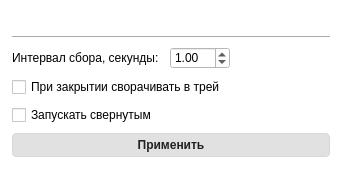
First picture: the form in windows/settings.ui, repository treepoint/AveTemp, before the edit.
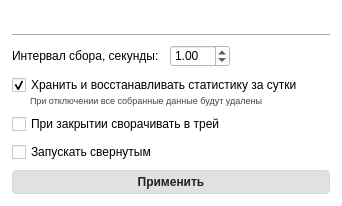
Second picture: the form after the edit.

Commit message: Feature: store date for 24 hours into file

What changed in the file:
```diff
--- a/windows/settings.ui
+++ b/windows/settings.ui
@@ -10,7 +10,7 @@
     <x>0</x>
     <y>0</y>
     <width>342</width>
-    <height>169</height>
+    <height>206</height>
    </rect>
   </property>
   <property name="windowTitle">
@@ -101,6 +101,51 @@
      </item>
     </layout>
    </item>
+   <item>
+    <layout class="QVBoxLayout" name="verticalLayout_2">
+     <property name="spacing">
+      <number>0</number>
+     </property>
+     <item>
+      <widget class="QCheckBox" name="checkBoxStoreStat">
+       <property name="toolTip">
+        <string/>
+       </property>
+       <property name="toolTipDuration">
+        <number>-1</number>
+       </property>
+       <property name="whatsThis">
+        <string/>
+       </property>
+       <property name="text">
+        <string>Хранить и восстанавливать статистику за сутки</string>
+       </property>
+       <property name="checked">
+        <bool>true</bool>
+       </property>
+      </widget>
+     </item>
+     <item>
+      <widget class="QLabel" name="label">
+       <property name="font">
+        <font>
+         <pointsize>7</pointsize>
+        </font>
+       </property>
+       <property name="styleSheet">
+        <string notr="true">color: #444;
+margin-left:16px;</string>
+       </property>
+       <property name="text">
+        <string>При отключении все собранные данные будут удалены</string>
+       </property>
+       <property name="alignment">
+        <set>Qt::AlignLeading|Qt::AlignLeft|Qt::AlignVCenter</set>
+       </property>
+      </widget>
+     </item>
+    </layout>
+   </item>
    <item>
     <widget class="QCheckBox" name="checkBoxCloseToTray">
      <property name="layoutDirection">
```
The commit also changes 8 other files.
